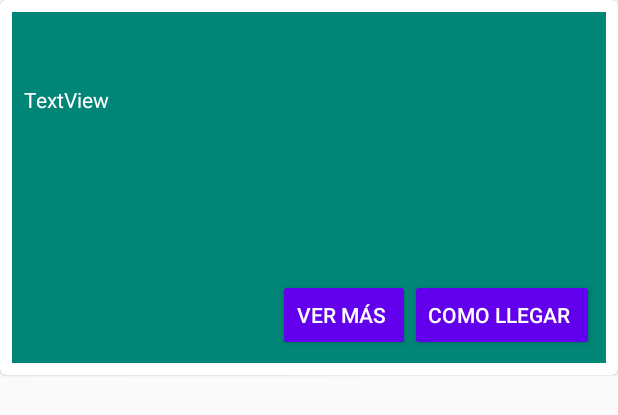
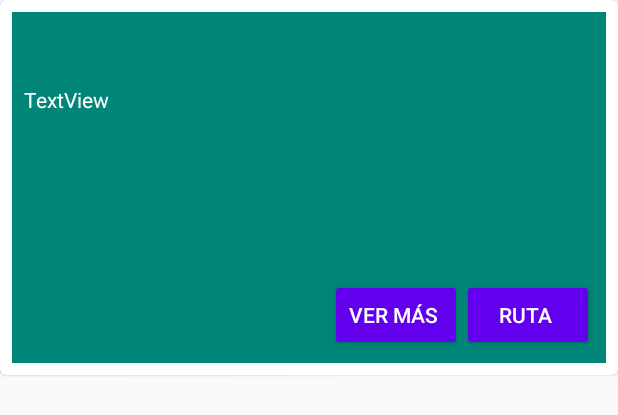
Before and after one commit to fermin16/Irunapp, an Android app: the layout tarjeta_lugar.xml on its own in the app's theme, with its tools: preview values and no code run, on a phone screen of 412 x 824 dp. Shown: the top 415 px of the screen. Run offline under Robolectric (Android 15) with nearby library versions, the phone set to English and light mode, and no system bars.

Commit message:
Corregido el texto del boton ruta de lugares: como llegar --> RUTA Corregido comportamiento al solicitar permisos de ubicación, ahora cuando se conceden busca la ubicación del usuario y cuando no se muestran mensajes, el fallo es debido a pasar de activity a fragment

```diff
--- a/app/src/main/AndroidManifest.xml
+++ b/app/src/main/AndroidManifest.xml
@@ -26,8 +26,6 @@
             <intent-filter>
                 <action android:name="android.intent.action.MAIN" />
                 <category android:name="android.intent.category.LAUNCHER" />
-                <action android:name="android.location.PROVIDERS_CHANGED" />
-                <category android:name="android.intent.category.DEFAULT" />
             </intent-filter>
         </activity>
         <activity android:name=".CrearRuta" />
--- a/app/src/main/res/layout/tarjeta_lugar.xml
+++ b/app/src/main/res/layout/tarjeta_lugar.xml
@@ -75,7 +75,7 @@
                     android:id="@+id/boton_cm"
                     android:layout_width="wrap_content"
                     android:layout_height="wrap_content"
-                    android:text="@string/como_llegar"
+                    android:text="@string/RUTA"
                     android:textSize="@dimen/tamano_letra_boton"
                     android:theme="@style/Widget.MaterialComponents.Button.Icon"
                     android:transitionName="@string/id_transicion_boton_ruta" />
```
Also changed, not shown: app/src/main/java/com/example/myapplication/ui/main/PestanaMapa.java (+8 -4 lines), 1 other file.
